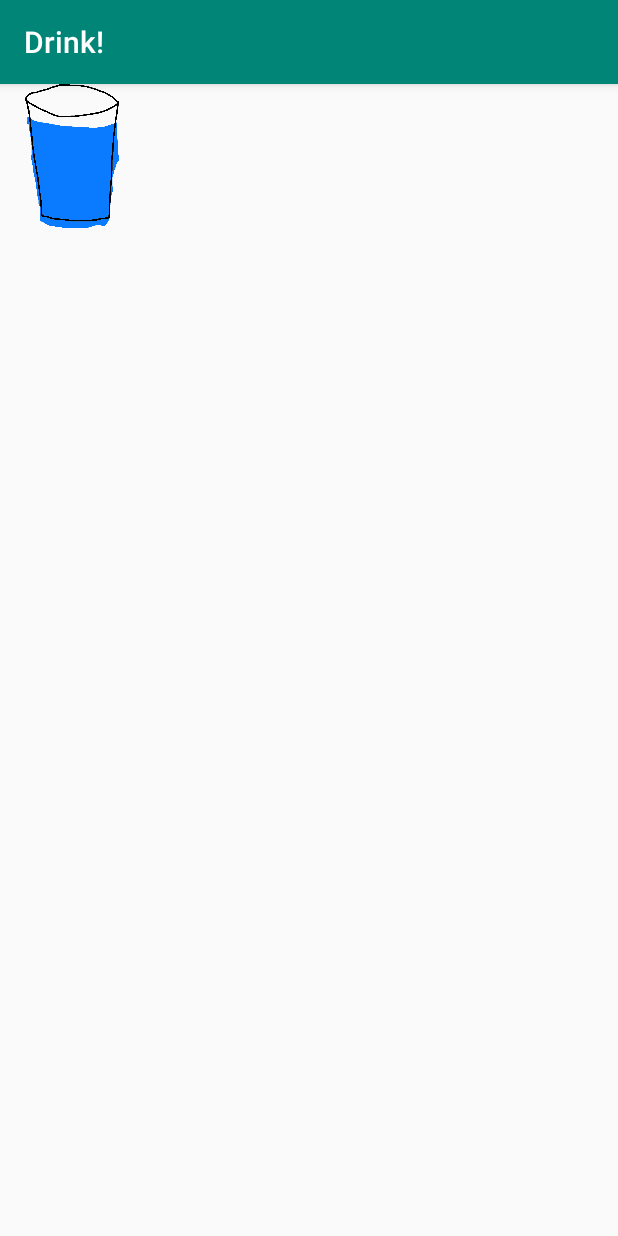
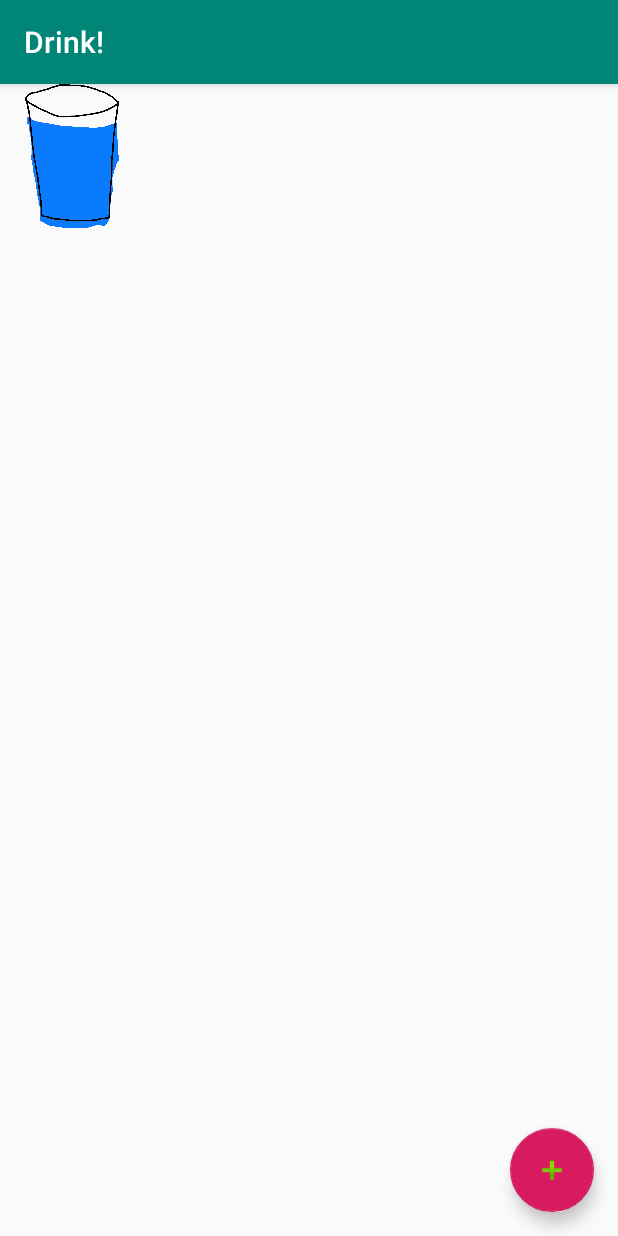
Before and after one commit to novotnyr/android-2020-drink, an Android app: the screen it shows after launch (MainActivity), on a phone screen of 412 x 824 dp. Run offline under Robolectric (Android 15) with nearby library versions, the phone set to English and light mode, and no system bars.

Commit message:
Pridany floating action button aj s obsluhou kliku

```diff
--- a/app/src/main/java/com/github/novotnyr/android/drink/MainActivity.java
+++ b/app/src/main/java/com/github/novotnyr/android/drink/MainActivity.java
@@ -1,6 +1,10 @@
 package com.github.novotnyr.android.drink;
 
 import android.os.Bundle;
+import android.view.View;
+
+import com.google.android.material.floatingactionbutton.FloatingActionButton;
+import com.google.android.material.snackbar.Snackbar;
 
 import androidx.appcompat.app.AppCompatActivity;
 import androidx.recyclerview.widget.LinearLayoutManager;
@@ -10,6 +14,8 @@ public class MainActivity extends AppCompatActivity {
     RecyclerView drinkRecyclerView;
 
     DrinkListAdapter drinkListAdapter;
+
+    FloatingActionButton fab;
 
     @Override
     protected void onCreate(Bundle savedInstanceState) {
@@ -21,5 +27,13 @@ public class MainActivity extends AppCompatActivity {
 
         drinkListAdapter = new DrinkListAdapter();
         drinkRecyclerView.setAdapter(drinkListAdapter);
+
+        fab = findViewById(R.id.fab);
+        fab.setOnClickListener(new View.OnClickListener() {
+            @Override
+            public void onClick(View v) {
+                Snackbar.make(v, "Na zdravie!", Snackbar.LENGTH_LONG).show();
+            }
+        });
     }
 }
--- a/app/src/main/res/layout/activity_main.xml
+++ b/app/src/main/res/layout/activity_main.xml
@@ -12,4 +12,12 @@
         android:layout_width="match_parent"
         android:layout_height="match_parent" />
 
+    <com.google.android.material.floatingactionbutton.FloatingActionButton
+        android:id="@+id/fab"
+        android:layout_width="wrap_content"
+        android:layout_height="wrap_content"
+        android:layout_gravity="bottom|end"
+        android:layout_margin="16dp"
+        app:srcCompat="@android:drawable/ic_input_add" />
+
 </androidx.coordinatorlayout.widget.CoordinatorLayout>
```
